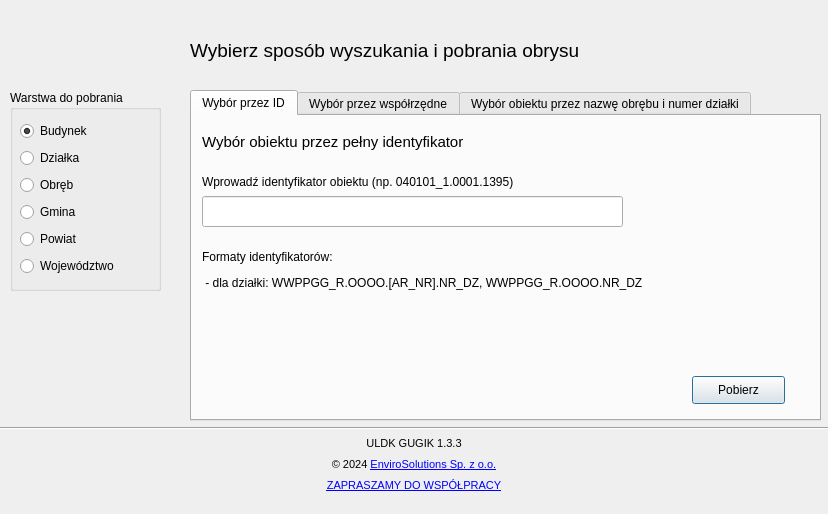
Qt form uldk_gugik_dialog_base.ui (envirosolutionspl/uldk_gugik) before a commit.
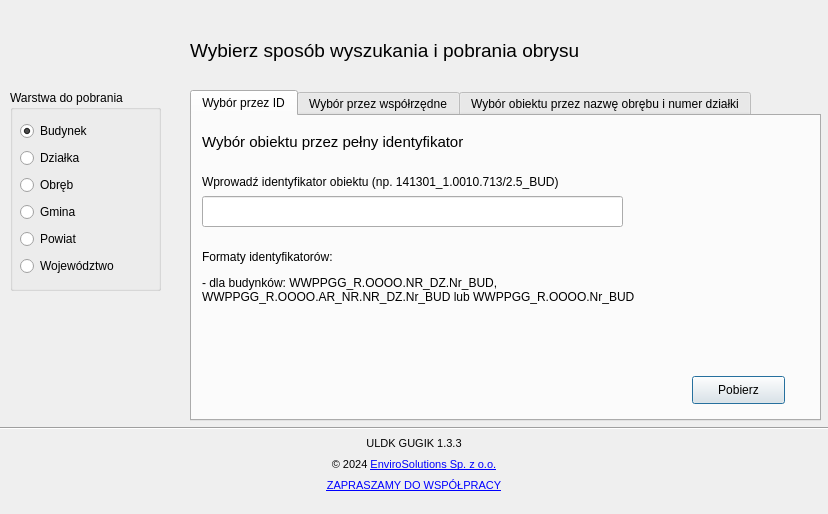
The same form after that commit. Icons and pictures are not drawn. Custom widgets are drawn as their Qt base class.

Commit message: poprawa dialogu

The edit to the form file:
```diff
--- a/uldk_gugik_dialog_base.ui
+++ b/uldk_gugik_dialog_base.ui
@@ -89,7 +89,7 @@
       </rect>
      </property>
      <property name="text">
-      <string>Wprowadź identyfikator obiektu (np. 040101_1.0001.1395)</string>
+      <string>Wprowadź identyfikator obiektu (np. 141301_1.0010.713/2.5_BUD)</string>
      </property>
     </widget>
     <widget class="QLineEdit" name="edit_id">
@@ -144,7 +144,7 @@
       </rect>
      </property>
      <property name="text">
-      <string> - dla działki: WWPPGG_R.OOOO.[AR_NR].NR_DZ, WWPPGG_R.OOOO.NR_DZ</string>
+      <string>- dla budynków: WWPPGG_R.OOOO.NR_DZ.Nr_BUD, WWPPGG_R.OOOO.AR_NR.NR_DZ.Nr_BUD lub WWPPGG_R.OOOO.Nr_BUD</string>
      </property>
      <property name="alignment">
       <set>Qt::AlignLeading|Qt::AlignLeft|Qt::AlignTop</set>
```
The commit also changes 2 other files.
